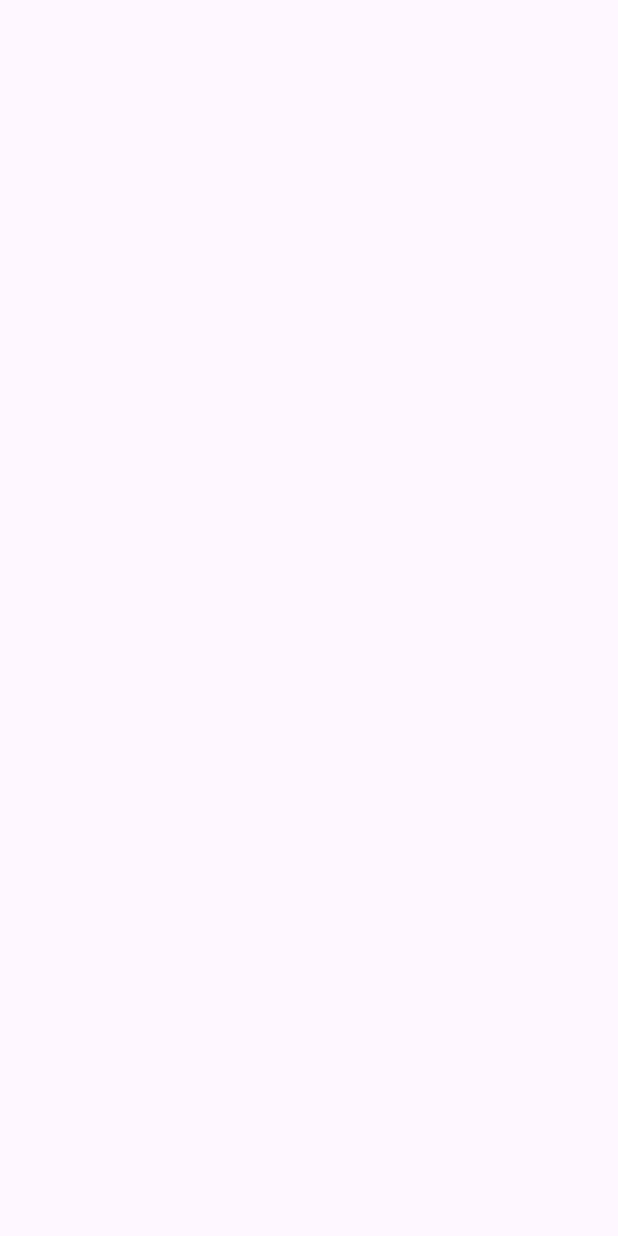
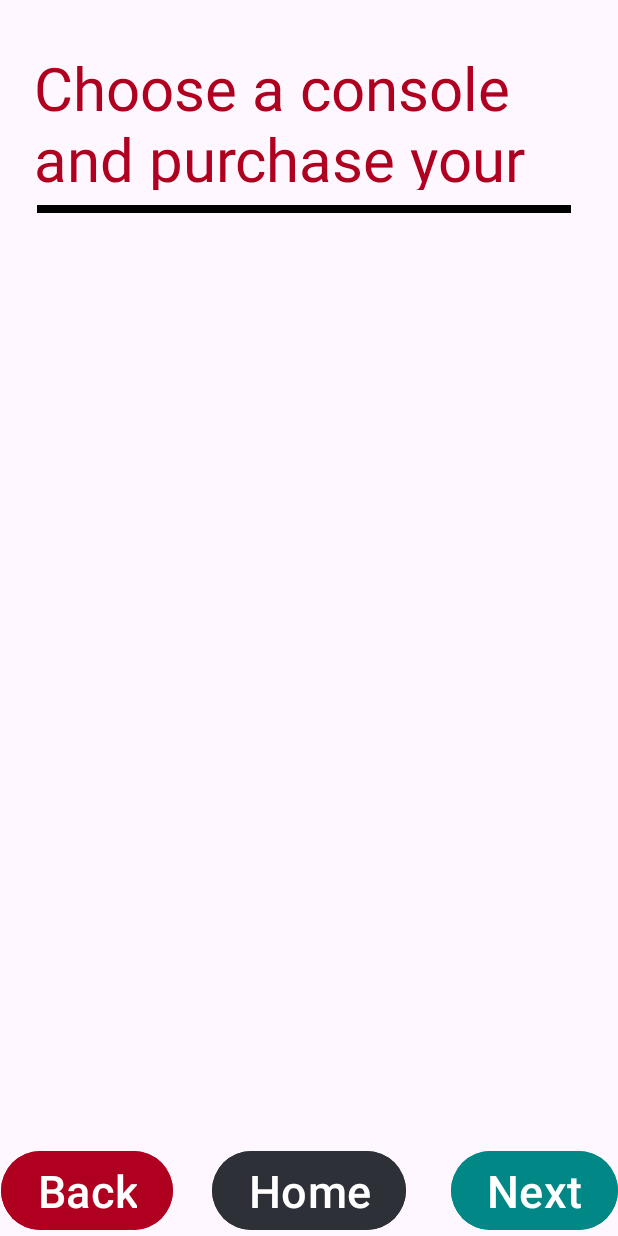
Before and after one commit to LokiofAsgard567/android-studio, an Android app: the MainActivity3 screen opened directly, with no data from a screen before it, on a phone screen of 412 x 824 dp. Before the commit the screen is empty. Run offline under Robolectric (Android 15) with nearby library versions, the phone set to English and light mode, and no system bars.

Commit message:
put information from page 2 to 3
I made a start of page 3 and let it print a test text from page 2 onto page 3. I also changed the colors of buttons and texts

```diff
--- a/app/src/main/java/com/example/legostarwarsgameshop/MainActivity3.kt
+++ b/app/src/main/java/com/example/legostarwarsgameshop/MainActivity3.kt
@@ -1,6 +1,7 @@
 package com.example.legostarwarsgameshop
 
 import android.os.Bundle
+import android.widget.TextView
 import androidx.activity.enableEdgeToEdge
 import androidx.appcompat.app.AppCompatActivity
 import androidx.core.view.ViewCompat
@@ -16,5 +17,9 @@ class MainActivity3 : AppCompatActivity() {
             v.setPadding(systemBars.left, systemBars.top, systemBars.right, systemBars.bottom)
             insets
         }
+        val message = getIntent().getStringExtra("selectedGame");
+        val label = findViewById<TextView>(R.id.selectedGameLabel)
+        label.setText(message)
+
     }
 }
--- a/app/src/main/res/layout/activity_main.xml
+++ b/app/src/main/res/layout/activity_main.xml
@@ -83,6 +83,7 @@
         android:layout_width="121dp"
         android:layout_height="58dp"
         android:text="Start"
+        android:backgroundTint="@color/design_default_color_secondary_variant"
         android:textSize="30sp"
         app:layout_constraintBottom_toBottomOf="parent"
         app:layout_constraintEnd_toEndOf="parent"
--- a/app/src/main/res/layout/activity_main3.xml
+++ b/app/src/main/res/layout/activity_main3.xml
@@ -7,4 +7,81 @@
     android:layout_height="match_parent"
     tools:context=".MainActivity3">
 
+    <ImageView
+        android:id="@+id/imageView15"
+        android:layout_width="356dp"
+        android:layout_height="5dp"
+        app:layout_constraintBottom_toBottomOf="parent"
+        app:layout_constraintEnd_toEndOf="parent"
+        app:layout_constraintHorizontal_bias="0.439"
+        app:layout_constraintStart_toStartOf="parent"
+        app:layout_constraintTop_toTopOf="parent"
+        app:layout_constraintVertical_bias="0.167"
+        app:srcCompat="@android:drawable/screen_background_dark" />
+
+    <Button
+        android:id="@+id/back1"
+        android:layout_width="wrap_content"
+        android:layout_height="wrap_content"
+        android:backgroundTint="@color/design_default_color_error"
+        android:text="Back"
+        android:textSize="30sp"
+        app:layout_constraintBottom_toBottomOf="parent"
+        app:layout_constraintEnd_toEndOf="parent"
+        app:layout_constraintHorizontal_bias="0.003"
+        app:layout_constraintStart_toStartOf="parent"
+        app:layout_constraintTop_toTopOf="parent"
+        app:layout_constraintVertical_bias="1.0" />
+
+    <Button
+        android:id="@+id/next1"
+        android:layout_width="wrap_content"
+        android:layout_height="wrap_content"
+        android:backgroundTint="@color/design_default_color_secondary_variant"
+        android:text="Next"
+        android:textSize="30sp"
+        app:layout_constraintBottom_toBottomOf="parent"
+        app:layout_constraintEnd_toEndOf="parent"
+        app:layout_constraintHorizontal_bias="1.0"
+        app:layout_constraintStart_toStartOf="parent"
+        app:layout_constraintTop_toTopOf="parent"
+        app:layout_constraintVertical_bias="1.0" />
+
+    <Button
+        android:id="@+id/home2"
+        android:layout_width="wrap_content"
+        android:layout_height="wrap_content"
+        android:backgroundTint="@color/material_dynamic_neutral_variant20"
+        android:text="Home"
+        android:textSize="30sp"
+        app:layout_constraintBottom_toBottomOf="parent"
+        app:layout_constraintEnd_toEndOf="parent"
+        app:layout_constraintHorizontal_bias="0.501"
+        app:layout_constraintStart_toStartOf="parent"
+        app:layout_constraintTop_toTopOf="parent"
+        app:layout_constraintVertical_bias="1.0" />
+
+    <TextView
+        android:id="@+id/textView13"
+        android:layout_width="367dp"
+        android:layout_height="95dp"
+        android:text="Choose a console and purchase your game!"
+        android:textColor="@color/design_default_color_error"
+        android:textSize="40dp"
+        app:layout_constraintBottom_toBottomOf="parent"
+        app:layout_constraintEnd_toEndOf="parent"
+        app:layout_constraintHorizontal_bias="0.507"
+        app:layout_constraintStart_toStartOf="parent"
+        app:layout_constraintTop_toTopOf="parent"
+        app:layout_constraintVertical_bias="0.043" />
+
+    <TextView
+        android:id="@+id/selectedGameLabel"
+        android:layout_width="wrap_content"
+        android:layout_height="wrap_content"
+        android:text="TextView"
+        app:layout_constraintBottom_toTopOf="@+id/home2"
+        app:layout_constraintEnd_toEndOf="parent"
+        app:layout_constraintStart_toStartOf="parent"
+        app:layout_constraintTop_toBottomOf="@+id/imageView15" />
 </androidx.constraintlayout.widget.ConstraintLayout>
```
Also changed, not shown: app/src/main/java/com/example/legostarwarsgameshop/MainActivity2.kt (+4 -4 lines), app/src/main/res/layout/activity_main2.xml (+27 -4 lines), app/src/main/res/drawable/img_3593.PNG (added).
